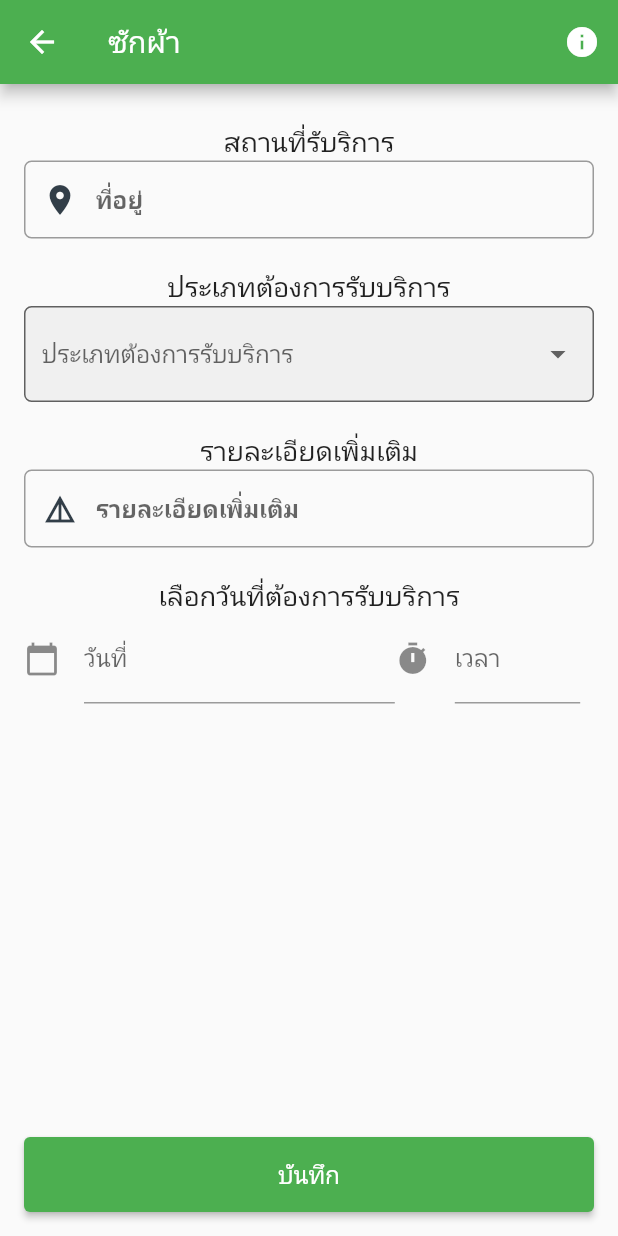
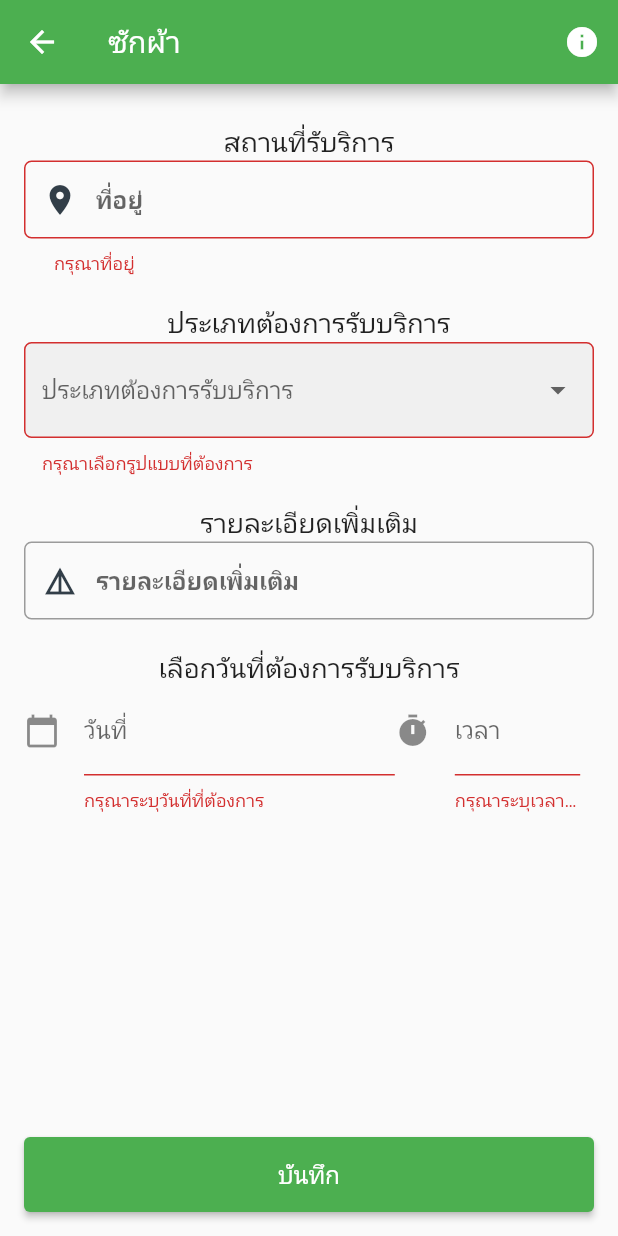
Before and after one commit to ReemWSW/maidservoceapp, a Flutter app: the OrderPage screen opened directly with empty values, after a tap on "บันทึก", on a phone screen of 412 x 824 dp. Run offline on Flutter 3.47's test engine with Material 2 defaults, Android fonts, the phone set to English and light mode, and no system bars; our stand-ins replace another_flushbar, flutter_svg, shared_preferences; accounts and stored records are empty; project files that could hold a hidden picture were left out.

Commit message:
order page split to folder order

```diff
--- a/lib/pages/home/widgets/card_category.dart
+++ b/lib/pages/home/widgets/card_category.dart
@@ -2,7 +2,7 @@ import 'package:flutter/material.dart';
 import 'package:flutter_svg/flutter_svg.dart';
 import 'package:maid/utils/enum.dart';
 
-import '../order.dart';
+import '../../order/order.dart';
 
 class CardCategoryies extends StatelessWidget {
   const CardCategoryies({
--- a/lib/pages/home/order.dart
+++ b/lib/pages/order/order.dart
@@ -9,7 +9,7 @@ import 'package:maid/widget/textfield_custom.dart';
 
 import 'address.dart';
 import 'detail_category.dart';
-import 'widgets/method.dart';
+import '../home/widgets/method.dart';
 
 class OrderPage extends StatefulWidget {
   const OrderPage({
@@ -49,6 +49,16 @@ class _OrderPageState extends State<OrderPage> {
       data = json.decode(jsonText);
     });
     return 'success';
+  }
+
+  void submitOrder() {
+    if (_formKey.currentState!.validate()) {
+      print("address: $_address");
+      print("detail: $_detail");
+      print("time: $_time");
+      print("date: $_date");
+      print("category: $_category");
+    }
   }
 
   @override
@@ -129,7 +139,11 @@ class _OrderPageState extends State<OrderPage> {
     final detailTextfield = TextFieldCustom(
       hintText: 'รายละเอียดเพิ่มเติม',
       icon: Icons.details,
-      onSaved: (value) => _detail = value,
+      onChanged: (value) {
+        setState(() {
+          _detail = value;
+        });
+      },
     );
 
     return Scaffold(
@@ -179,9 +193,9 @@ class _OrderPageState extends State<OrderPage> {
                           ),
                         ],
                       )
-                    : CircularProgressIndicator(),
+                    : const CircularProgressIndicator(),
               ),
-              ButtonLong(label: 'บันทึก', onPressed: () {})
+              ButtonLong(label: 'บันทึก', onPressed: submitOrder)
             ],
           ),
         ),
```
Also changed, not shown: lib/pages/home/add_address.dart (deleted, +0 -14 lines), lib/pages/order/address.dart (renamed from lib/pages/home/address.dart), lib/pages/order/detail_category.dart (renamed from lib/pages/home/detail_category.dart), lib/pages/order/widgets/amphure.dart (renamed from lib/pages/home/widgets/amphure.dart), lib/pages/order/widgets/provinces.dart (renamed from lib/pages/home/widgets/provinces.dart), lib/pages/order/widgets/tombon.dart (renamed from lib/pages/home/widgets/tombon.dart).
